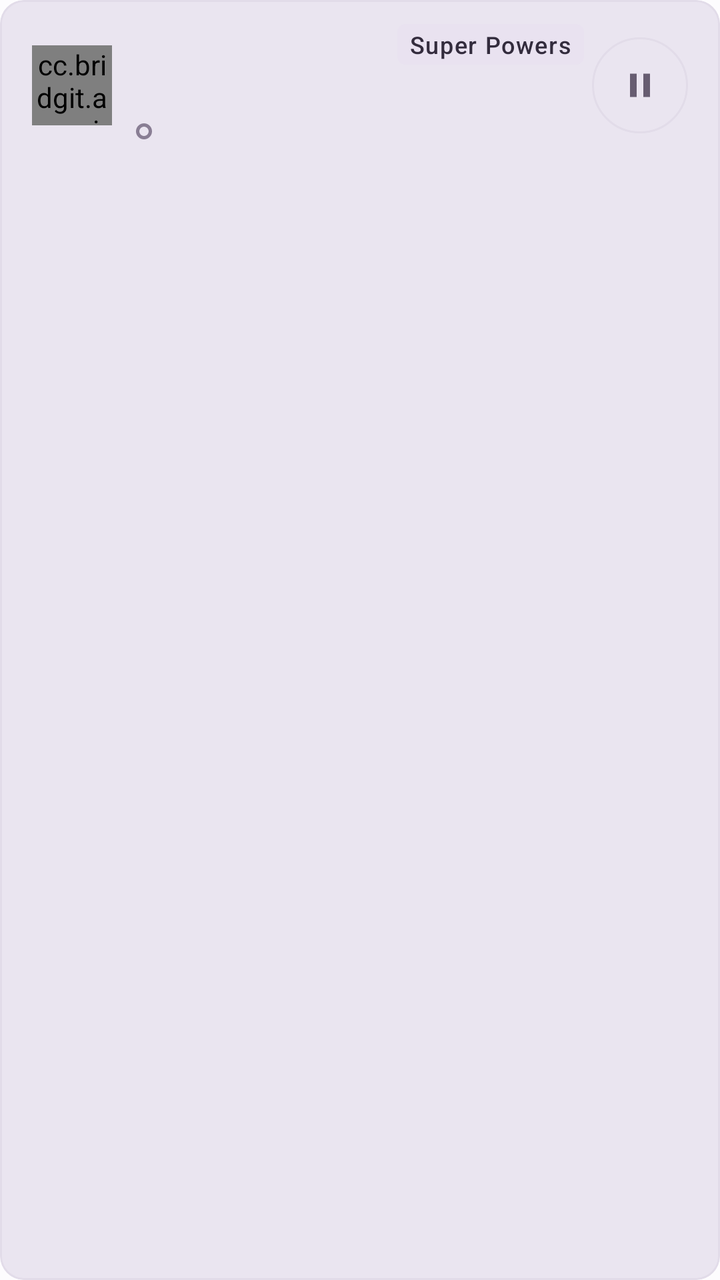
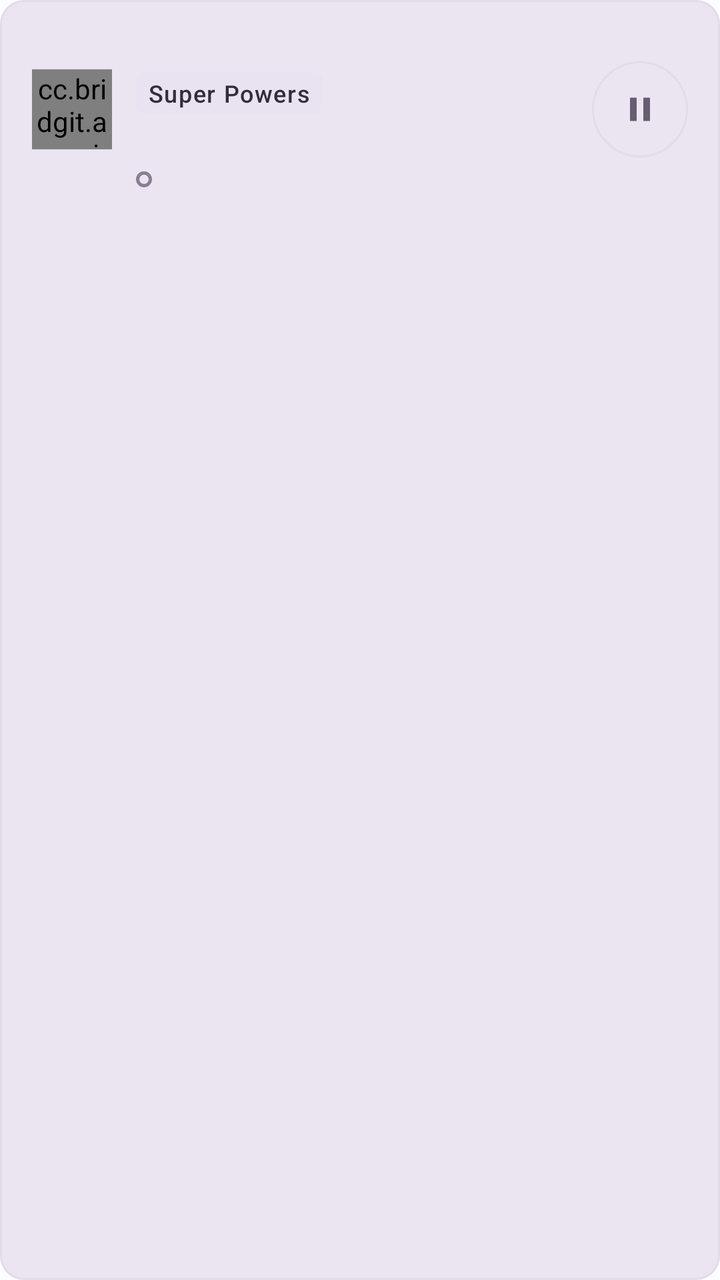

The first picture is an Android layout as it rendered before a commit; the second is the same layout after the commit. The layout source and the unified diff follow.
<!-- AndroidManifest.xml: application theme Theme.Bridgit -->
<!-- res/layout/agents_row.xml -->
<?xml version="1.0" encoding="utf-8"?>
<com.google.android.material.card.MaterialCardView xmlns:android="http://schemas.android.com/apk/res/android"
    xmlns:app="http://schemas.android.com/apk/res-auto"
    style="@style/Widget.Bridgit.Card"
    android:layout_width="match_parent"
    android:layout_height="wrap_content"
    android:layout_marginTop="8dp"
    android:clickable="true"
    android:focusable="true"
    app:contentPaddingBottom="10dp"
    app:contentPaddingEnd="4dp"
    app:contentPaddingStart="14dp"
    app:contentPaddingTop="10dp"
    app:cardBackgroundColor="?attr/colorSurfaceContainerHigh"
    app:strokeColor="?attr/colorOutlineVariant"
    app:strokeWidth="1dp">

    <LinearLayout
        android:layout_width="match_parent"
        android:layout_height="wrap_content"
        android:gravity="center_vertical"
        android:orientation="horizontal">

        <cc.bridgit.app.ui.common.AgentAvatarView
            android:id="@+id/avatar"
            android:layout_width="40dp"
            android:layout_height="40dp"
            android:importantForAccessibility="no" />

        <LinearLayout
            android:id="@+id/info"
            android:layout_width="0dp"
            android:layout_height="wrap_content"
            android:layout_marginStart="12dp"
            android:layout_weight="1"
            android:importantForAccessibility="noHideDescendants"
            android:orientation="vertical">

            <LinearLayout
                android:layout_width="match_parent"
                android:layout_height="wrap_content"
                android:gravity="center_vertical"
                android:orientation="horizontal">

                <TextView
                    android:id="@+id/name"
                    android:layout_width="0dp"
                    android:layout_height="wrap_content"
                    android:layout_weight="1"
                    android:ellipsize="end"
                    android:maxLines="1"
                    android:textAppearance="?attr/textAppearanceTitleMedium" />

                <TextView
                    android:id="@+id/developer"
                    style="@style/Widget.Bridgit.MonoChip"
                    android:layout_width="wrap_content"
                    android:layout_height="wrap_content"
                    android:layout_marginStart="6dp"
                    android:background="@drawable/bg_mono_chip"
                    android:backgroundTint="?attr/colorPrimaryContainer"
                    android:fontFamily="sans-serif-medium"
                    android:maxLines="1"
                    android:text="@string/agents_badge_super"
                    android:textAppearance="?attr/textAppearanceLabelSmall"
                    android:textColor="?attr/colorOnPrimaryContainer" />
            </LinearLayout>

            <TextView
                android:id="@+id/connection"
                android:layout_width="match_parent"
                android:layout_height="wrap_content"
                android:ellipsize="end"
                android:maxLines="1"
                android:textAppearance="?attr/textAppearanceBodySmall"
                android:textColor="?attr/colorOnSurfaceVariant" />

            <LinearLayout
                android:layout_width="match_parent"
                android:layout_height="wrap_content"
                android:layout_marginTop="3dp"
                android:gravity="center_vertical"
                android:orientation="horizontal">

                <View
                    android:id="@+id/dot"
                    android:layout_width="8dp"
                    android:layout_height="8dp"
                    android:layout_marginEnd="6dp"
                    android:background="@drawable/agents_dot_idle" />

                <TextView
                    android:id="@+id/line2"
                    android:layout_width="0dp"
                    android:layout_height="wrap_content"
                    android:layout_weight="1"
                    android:ellipsize="end"
                    android:maxLines="1"
                    android:textAppearance="?attr/textAppearanceBodySmall"
                    android:textColor="?attr/colorOnSurfaceVariant" />
            </LinearLayout>
        </LinearLayout>

        <com.google.android.material.button.MaterialButton
            android:id="@+id/pause"
            style="@style/Widget.Material3.Button.IconButton.Outlined"
            android:layout_width="48dp"
            android:layout_height="48dp"
            android:layout_marginStart="4dp"
            android:insetLeft="0dp"
            android:insetTop="0dp"
            android:insetRight="0dp"
            android:insetBottom="0dp"
            app:icon="@drawable/agents_ic_pause"
            app:iconSize="20dp"
            app:iconTint="?attr/colorOnSurfaceVariant"
            app:strokeColor="?attr/colorOutlineVariant"
            app:iconGravity="textStart"
            app:iconPadding="0dp" />
    </LinearLayout>
</com.google.android.material.card.MaterialCardView>
<!-- resources referenced by this layout -->
<resources>
  <!-- drawable bg_mono_chip (drawable) -->
  <?xml version="1.0" encoding="utf-8"?>
  <shape xmlns:android="http://schemas.android.com/apk/res/android">
      <solid android:color="?attr/colorSurfaceContainerHigh" />
      <corners android:radius="4dp" />
  </shape>
  <string name="agents_badge_super">Super Powers</string>
  <style name="TextAppearance.Bridgit.Mono" parent="TextAppearance.Material3.BodySmall">
          <item name="android:fontFamily">monospace</item>
          <item name="fontFamily">monospace</item>
          <item name="android:textSize">12sp</item>
      </style>
  <color name="b_primary">#6D587E</color>
  <color name="b_on_primary">#FFFFFF</color>
  <color name="b_primary_container">#E9E2F0</color>
  <color name="b_on_primary_container">#332C3D</color>
  <color name="b_secondary">#83501E</color>
  <color name="b_on_secondary">#FFFFFF</color>
  <color name="b_secondary_container">#FBEFDF</color>
  <color name="b_on_secondary_container">#5E3715</color>
  <color name="b_surface">#FDFCFE</color>
  <color name="b_on_surface">#332C3D</color>
  <color name="b_surface_container">#F1EEF6</color>
  <color name="b_surface_container_high">#EAE5F0</color>
  <color name="b_surface_container_highest">#E2DCE9</color>
  <color name="b_surface_container_low">#F7F4FA</color>
  <color name="b_surface_container_lowest">#FFFFFF</color>
  <color name="b_on_surface_variant">#675D71</color>
  <color name="b_outline">#897E94</color>
  <color name="b_outline_variant">#E2DCE9</color>
  <color name="b_error">#A52D48</color>
  <color name="b_on_error">#FFFFFF</color>
  <color name="b_error_container">#F9E9ED</color>
  <color name="b_on_error_container">#5F1631</color>
  <color name="b_success">#16834A</color>
  <color name="b_success_container">#E6F3EB</color>
  <color name="b_on_success_container">#164D31</color>
  <color name="b_warning">#83501E</color>
  <style name="ShapeAppearance.Bridgit.Small" parent="ShapeAppearance.Material3.Corner.Small"><item name="cornerSize">8dp</item></style>
  <style name="ShapeAppearance.Bridgit.Medium" parent="ShapeAppearance.Material3.Corner.Medium"><item name="cornerSize">12dp</item></style>
  <style name="ShapeAppearance.Bridgit.Large" parent="ShapeAppearance.Material3.Corner.Large"><item name="cornerSize">16dp</item></style>
  <style name="TextAppearance.Bridgit.BodyLarge" parent="TextAppearance.Material3.BodyLarge"><item name="android:textSize">16sp</item></style>
  <style name="TextAppearance.Bridgit.BodyMedium" parent="TextAppearance.Material3.BodyMedium"><item name="android:textSize">15sp</item></style>
  <style name="TextAppearance.Bridgit.BodySmall" parent="TextAppearance.Material3.BodySmall"><item name="android:textSize">14sp</item></style>
  <style name="TextAppearance.Bridgit.Label" parent="TextAppearance.Material3.LabelLarge"><item name="android:textSize">14sp</item></style>
  <style name="TextAppearance.Bridgit.Supporting" parent="TextAppearance.Material3.LabelSmall"><item name="android:textSize">12sp</item></style>
  <style name="TextAppearance.Bridgit.TitleLarge" parent="TextAppearance.Material3.TitleLarge"><item name="android:textSize">24sp</item></style>
  <style name="TextAppearance.Bridgit.TitleMedium" parent="TextAppearance.Material3.TitleMedium"><item name="android:textSize">18sp</item></style>
  <style name="TextAppearance.Bridgit.TitleSmall" parent="TextAppearance.Material3.TitleSmall"><item name="android:textSize">16sp</item></style>
  <style name="Widget.Bridgit.OutlinedButton" parent="Widget.Material3.Button.OutlinedButton">
          <item name="backgroundTint">@color/toggle_checked_bg</item>
      </style>
  <!-- drawable splash_icon (drawable-v31) -->
  <?xml version="1.0" encoding="utf-8"?>
  <shape xmlns:android="http://schemas.android.com/apk/res/android" android:shape="rectangle">
      <solid android:color="@android:color/transparent" />
  </shape>
  <!-- unchanged entries left out for length: 8 -->
</resources>

<!-- the commit's change to res/layout/agents_row.xml (unified diff, before → after) -->
@@ -36,42 +36,32 @@
             android:importantForAccessibility="noHideDescendants"
             android:orientation="vertical">
 
-            <LinearLayout
+            <TextView
+                android:id="@+id/name"
                 android:layout_width="match_parent"
                 android:layout_height="wrap_content"
-                android:gravity="center_vertical"
-                android:orientation="horizontal">
+                android:breakStrategy="simple"
+                android:hyphenationFrequency="none"
+                android:textAppearance="?attr/textAppearanceTitleMedium" />
 
-                <TextView
-                    android:id="@+id/name"
-                    android:layout_width="0dp"
-                    android:layout_height="wrap_content"
-                    android:layout_weight="1"
-                    android:ellipsize="end"
-                    android:maxLines="1"
-                    android:textAppearance="?attr/textAppearanceTitleMedium" />
-
-                <TextView
-                    android:id="@+id/developer"
-                    style="@style/Widget.Bridgit.MonoChip"
-                    android:layout_width="wrap_content"
-                    android:layout_height="wrap_content"
-                    android:layout_marginStart="6dp"
-                    android:background="@drawable/bg_mono_chip"
-                    android:backgroundTint="?attr/colorPrimaryContainer"
-                    android:fontFamily="sans-serif-medium"
-                    android:maxLines="1"
-                    android:text="@string/agents_badge_super"
-                    android:textAppearance="?attr/textAppearanceLabelSmall"
-                    android:textColor="?attr/colorOnPrimaryContainer" />
-            </LinearLayout>
+            <TextView
+                android:id="@+id/developer"
+                style="@style/Widget.Bridgit.MonoChip"
+                android:layout_width="wrap_content"
+                android:layout_height="wrap_content"
+                android:layout_marginTop="2dp"
+                android:layout_marginBottom="2dp"
+                android:background="@drawable/bg_mono_chip"
+                android:backgroundTint="?attr/colorPrimaryContainer"
+                android:fontFamily="sans-serif-medium"
+                android:text="@string/agents_badge_super"
+                android:textAppearance="?attr/textAppearanceLabelSmall"
+                android:textColor="?attr/colorOnPrimaryContainer" />
 
             <TextView
                 android:id="@+id/connection"
                 android:layout_width="match_parent"
                 android:layout_height="wrap_content"
-                android:ellipsize="end"
-                android:maxLines="1"
                 android:textAppearance="?attr/textAppearanceBodySmall"
                 android:textColor="?attr/colorOnSurfaceVariant" />
 
@@ -79,13 +69,13 @@
                 android:layout_width="match_parent"
                 android:layout_height="wrap_content"
                 android:layout_marginTop="3dp"
-                android:gravity="center_vertical"
                 android:orientation="horizontal">
 
                 <View
                     android:id="@+id/dot"
                     android:layout_width="8dp"
                     android:layout_height="8dp"
+                    android:layout_marginTop="5dp"
                     android:layout_marginEnd="6dp"
                     android:background="@drawable/agents_dot_idle" />
 
@@ -94,8 +84,6 @@
                     android:layout_width="0dp"
                     android:layout_height="wrap_content"
                     android:layout_weight="1"
-                    android:ellipsize="end"
-                    android:maxLines="1"
                     android:textAppearance="?attr/textAppearanceBodySmall"
                     android:textColor="?attr/colorOnSurfaceVariant" />
             </LinearLayout>
